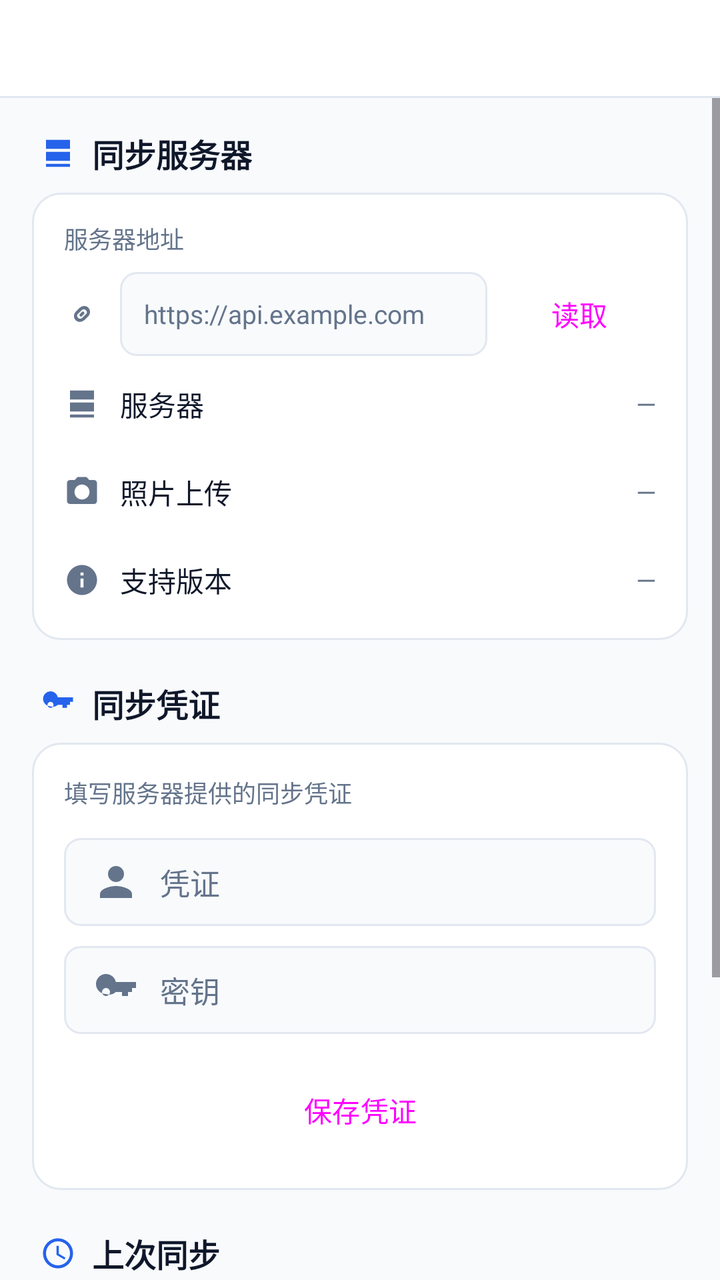
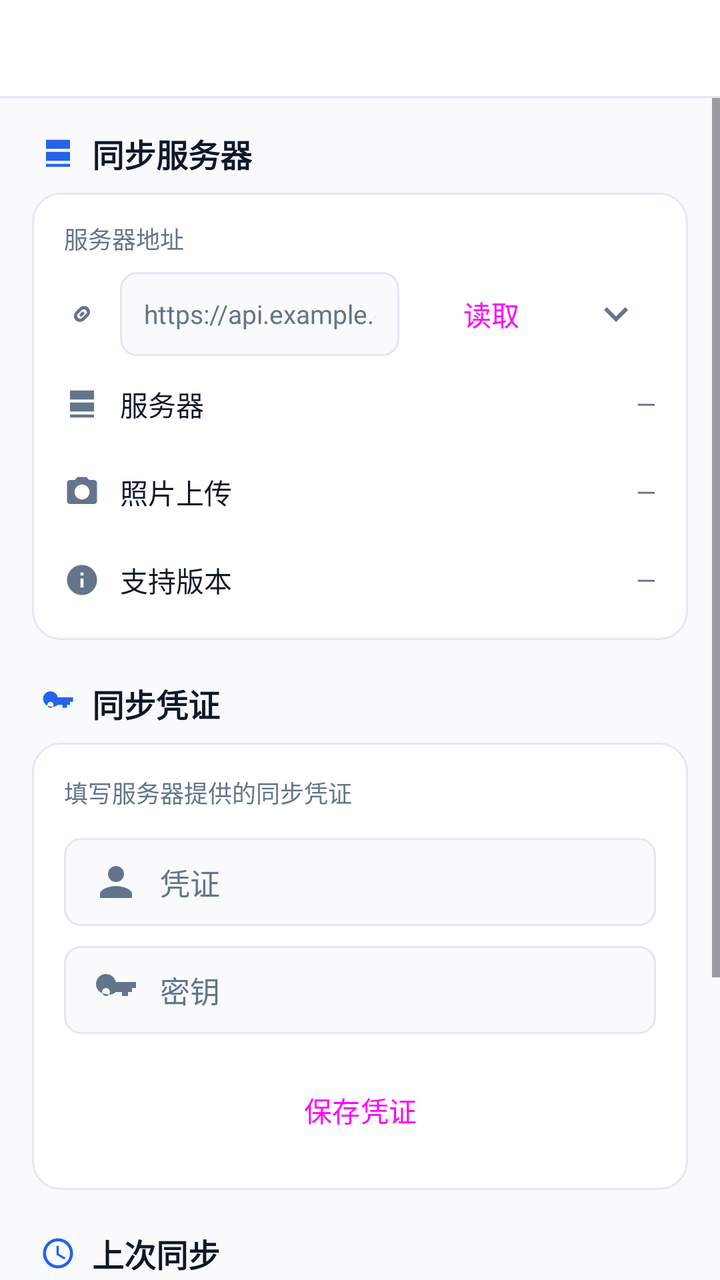

Compare the two renders of this Android layout. The source of the first and the diff that turns it into the second are given below.
<!-- AndroidManifest.xml: application theme Theme.CityFootprint -->
<!-- res/layout/activity_sync.xml -->
<?xml version="1.0" encoding="utf-8"?>
<LinearLayout xmlns:android="http://schemas.android.com/apk/res/android"
    xmlns:app="http://schemas.android.com/apk/res-auto"
    android:layout_width="match_parent"
    android:layout_height="match_parent"
    android:background="@color/bg"
    android:orientation="vertical">

    <include
        android:id="@+id/topBar"
        layout="@layout/view_top_bar"
        android:layout_width="match_parent"
        android:layout_height="wrap_content" />

    <ScrollView
        android:id="@+id/scroll"
        android:layout_width="match_parent"
        android:layout_height="0dp"
        android:layout_weight="1">

        <LinearLayout
            android:layout_width="match_parent"
            android:layout_height="wrap_content"
            android:orientation="vertical"
            android:padding="16dp">

            
            <LinearLayout
                android:layout_width="match_parent"
                android:layout_height="wrap_content"
                android:gravity="center_vertical"
                android:paddingStart="4dp"
                android:paddingBottom="8dp">

                <ImageView
                    android:layout_width="18dp"
                    android:layout_height="18dp"
                    android:contentDescription="@null"
                    android:src="@drawable/ic_server"
                    app:tint="@color/accent" />

                <TextView
                    android:layout_width="wrap_content"
                    android:layout_height="wrap_content"
                    android:layout_marginStart="8dp"
                    android:text="@string/sync_server_title"
                    android:textColor="@color/fg"
                    android:textSize="16sp"
                    android:textStyle="bold" />
            </LinearLayout>

            <LinearLayout
                android:layout_width="match_parent"
                android:layout_height="wrap_content"
                android:background="@drawable/bg_card"
                android:orientation="vertical"
                android:paddingTop="14dp"
                android:paddingBottom="8dp">

                <TextView
                    android:layout_width="match_parent"
                    android:layout_height="wrap_content"
                    android:paddingStart="16dp"
                    android:paddingEnd="16dp"
                    android:text="@string/sync_server_address"
                    android:textColor="@color/text_secondary"
                    android:textSize="12sp" />

                <LinearLayout
                    android:layout_width="match_parent"
                    android:layout_height="wrap_content"
                    android:gravity="center_vertical"
                    android:orientation="horizontal"
                    android:paddingStart="16dp"
                    android:paddingEnd="16dp"
                    android:paddingTop="6dp">

                    <ImageView
                        android:layout_width="18dp"
                        android:layout_height="18dp"
                        android:contentDescription="@null"
                        android:src="@drawable/ic_link"
                        app:tint="@color/text_tertiary" />

                    <EditText
                        android:id="@+id/inputServer"
                        android:layout_width="0dp"
                        android:layout_height="42dp"
                        android:layout_marginStart="10dp"
                        android:layout_weight="1"
                        android:background="@drawable/bg_input_box"
                        android:hint="https://api.example.com"
                        android:inputType="textUri"
                        android:maxLines="1"
                        android:paddingStart="12dp"
                        android:paddingEnd="12dp"
                        android:textColor="@color/fg"
                        android:textColorHint="@color/text_tertiary"
                        android:textSize="13sp" />

                    <Button
                        android:id="@+id/btnFetchServer"
                        style="?attr/materialButtonOutlinedStyle"
                        android:layout_width="wrap_content"
                        android:layout_height="46dp"
                        android:layout_marginStart="8dp"
                        android:minWidth="64dp"
                        android:text="@string/sync_server_fetch" />
                </LinearLayout>

                <LinearLayout
                    android:layout_width="match_parent"
                    android:layout_height="44dp"
                    android:gravity="center_vertical"
                    android:orientation="horizontal"
                    android:paddingStart="16dp"
                    android:paddingEnd="16dp">

                    <ImageView
                        android:layout_width="18dp"
                        android:layout_height="18dp"
                        android:contentDescription="@null"
                        android:src="@drawable/ic_server"
                        app:tint="@color/text_tertiary" />

                    <TextView
                        android:layout_width="0dp"
                        android:layout_height="wrap_content"
                        android:layout_marginStart="10dp"
                        android:layout_weight="1"
                        android:text="@string/sync_server_name"
                        android:textColor="@color/fg"
                        android:textSize="14sp" />

                    <TextView
                        android:id="@+id/textServerName"
                        android:layout_width="wrap_content"
                        android:layout_height="wrap_content"
                        android:text="—"
                        android:textColor="@color/text_secondary"
                        android:textSize="13sp" />
                </LinearLayout>

                <LinearLayout
                    android:layout_width="match_parent"
                    android:layout_height="44dp"
                    android:gravity="center_vertical"
                    android:orientation="horizontal"
                    android:paddingStart="16dp"
                    android:paddingEnd="16dp">

                    <ImageView
                        android:layout_width="18dp"
                        android:layout_height="18dp"
                        android:contentDescription="@null"
                        android:src="@drawable/ic_camera"
                        app:tint="@color/text_tertiary" />

                    <TextView
                        android:layout_width="0dp"
                        android:layout_height="wrap_content"
                        android:layout_marginStart="10dp"
                        android:layout_weight="1"
                        android:text="@string/sync_photo_support"
                        android:textColor="@color/fg"
                        android:textSize="14sp" />

                    <TextView
                        android:id="@+id/textPhotoSupport"
                        android:layout_width="wrap_content"
                        android:layout_height="wrap_content"
                        android:text="—"
                        android:textColor="@color/text_secondary"
                        android:textSize="13sp" />
                </LinearLayout>

                <LinearLayout
                    android:layout_width="match_parent"
                    android:layout_height="44dp"
                    android:gravity="center_vertical"
                    android:orientation="horizontal"
                    android:paddingStart="16dp"
                    android:paddingEnd="16dp">

                    <ImageView
                        android:layout_width="18dp"
                        android:layout_height="18dp"
                        android:contentDescription="@null"
                        android:src="@drawable/ic_info"
                        app:tint="@color/text_tertiary" />

                    <TextView
                        android:layout_width="0dp"
                        android:layout_height="wrap_content"
                        android:layout_marginStart="10dp"
                        android:layout_weight="1"
                        android:text="@string/sync_server_versions"
                        android:textColor="@color/fg"
                        android:textSize="14sp" />

                    <TextView
                        android:id="@+id/textVersionSupport"
                        android:layout_width="wrap_content"
                        android:layout_height="wrap_content"
                        android:text="—"
                        android:textColor="@color/text_secondary"
                        android:textSize="13sp" />
                </LinearLayout>
            </LinearLayout>

            
            <LinearLayout
                android:layout_width="match_parent"
                android:layout_height="wrap_content"
                android:layout_marginTop="20dp"
                android:gravity="center_vertical"
                android:paddingStart="4dp"
                android:paddingBottom="8dp">

                <ImageView
                    android:layout_width="18dp"
                    android:layout_height="18dp"
                    android:contentDescription="@null"
                    android:src="@drawable/ic_key"
                    app:tint="@color/accent" />

                <TextView
                    android:layout_width="wrap_content"
                    android:layout_height="wrap_content"
                    android:layout_marginStart="8dp"
                    android:text="@string/sync_credential_title"
                    android:textColor="@color/fg"
                    android:textSize="16sp"
                    android:textStyle="bold" />
            </LinearLayout>

            <LinearLayout
                android:layout_width="match_parent"
                android:layout_height="wrap_content"
                android:background="@drawable/bg_card"
                android:orientation="vertical"
                android:padding="16dp">

                <TextView
                    android:layout_width="match_parent"
                    android:layout_height="wrap_content"
                    android:text="@string/sync_credential_hint"
                    android:textColor="@color/text_secondary"
                    android:textSize="12sp" />

                <LinearLayout
                    android:id="@+id/groupLogin"
                    android:layout_width="match_parent"
                    android:layout_height="wrap_content"
                    android:layout_marginTop="14dp"
                    android:orientation="vertical">

                    <EditText
                        android:id="@+id/inputAccount"
                        android:layout_width="match_parent"
                        android:layout_height="44dp"
                        android:autofillHints="username"
                        android:background="@drawable/bg_input_box"
                        android:drawableStart="@drawable/ic_person"
                        android:drawablePadding="10dp"
                        android:drawableTint="@color/text_tertiary"
                        android:hint="@string/sync_credential_id"
                        android:inputType="text"
                        android:paddingStart="14dp"
                        android:paddingEnd="14dp"
                        android:textColor="@color/fg"
                        android:textColorHint="@color/text_tertiary"
                        android:textSize="15sp" />

                    <EditText
                        android:id="@+id/inputPassword"
                        android:layout_width="match_parent"
                        android:layout_height="44dp"
                        android:layout_marginTop="10dp"
                        android:autofillHints="password"
                        android:background="@drawable/bg_input_box"
                        android:drawableStart="@drawable/ic_key"
                        android:drawablePadding="10dp"
                        android:drawableTint="@color/text_tertiary"
                        android:hint="@string/sync_credential_key"
                        android:inputType="textPassword"
                        android:paddingStart="14dp"
                        android:paddingEnd="14dp"
                        android:textColor="@color/fg"
                        android:textColorHint="@color/text_tertiary"
                        android:textSize="15sp" />

                    <Button
                        android:id="@+id/btnLogin"
                        style="?attr/materialButtonOutlinedStyle"
                        android:layout_width="match_parent"
                        android:layout_height="48dp"
                        android:layout_marginTop="14dp"
                        android:text="@string/sync_credential_save" />
                </LinearLayout>

                <LinearLayout
                    android:id="@+id/groupAccount"
                    android:layout_width="match_parent"
                    android:layout_height="wrap_content"
                    android:layout_marginTop="14dp"
                    android:orientation="vertical"
                    android:visibility="gone">

                    <LinearLayout
                        android:layout_width="match_parent"
                        android:layout_height="wrap_content"
                        android:gravity="center_vertical"
                        android:orientation="horizontal">

                        <ImageView
                            android:layout_width="18dp"
                            android:layout_height="18dp"
                            android:contentDescription="@null"
                            android:src="@drawable/ic_person"
                            app:tint="@color/text_tertiary" />

                        <TextView
                            android:id="@+id/textSyncUser"
                            android:layout_width="wrap_content"
                            android:layout_height="wrap_content"
                            android:layout_marginStart="10dp"
                            android:textColor="@color/fg"
                            android:textSize="18sp"
                            android:textStyle="bold" />
                    </LinearLayout>

                    <TextView
                        android:id="@+id/textSyncUuid"
                        android:layout_width="match_parent"
                        android:layout_height="wrap_content"
                        android:layout_marginTop="4dp"
                        android:paddingStart="28dp"
                        android:textColor="@color/text_secondary"
                        android:textSize="12sp" />

                    <Button
                        android:id="@+id/btnLogout"
                        style="?attr/materialButtonOutlinedStyle"
                        android:layout_width="match_parent"
                        android:layout_height="48dp"
                        android:layout_marginTop="14dp"
                        android:text="@string/sync_logout" />
                </LinearLayout>
            </LinearLayout>

            
            <LinearLayout
                android:layout_width="match_parent"
                android:layout_height="wrap_content"
                android:layout_marginTop="20dp"
                android:gravity="center_vertical"
                android:paddingStart="4dp"
                android:paddingBottom="8dp">

                <ImageView
                    android:layout_width="18dp"
                    android:layout_height="18dp"
                    android:contentDescription="@null"
                    android:src="@drawable/ic_clock"
                    app:tint="@color/accent" />

                <TextView
                    android:layout_width="wrap_content"
                    android:layout_height="wrap_content"
                    android:layout_marginStart="8dp"
                    android:text="@string/sync_last_title"
                    android:textColor="@color/fg"
                    android:textSize="16sp"
                    android:textStyle="bold" />
            </LinearLayout>

            <LinearLayout
                android:layout_width="match_parent"
                android:layout_height="wrap_content"
                android:background="@drawable/bg_card"
                android:orientation="vertical"
                android:padding="16dp">

                <LinearLayout
                    android:layout_width="match_parent"
                    android:layout_height="wrap_content"
                    android:gravity="center_vertical"
                    android:orientation="horizontal">

                    <ImageView
                        android:layout_width="18dp"
                        android:layout_height="18dp"
                        android:contentDescription="@null"
                        android:src="@drawable/ic_clock"
                        app:tint="@color/text_tertiary" />

                    <TextView
                        android:id="@+id/textLastSync"
                        android:layout_width="0dp"
                        android:layout_height="wrap_content"
                        android:layout_marginStart="10dp"
                        android:layout_weight="1"
                        android:text="@string/sync_never"
                        android:textColor="@color/fg"
                        android:textSize="14sp" />

                    <ImageView
                        android:layout_width="18dp"
                        android:layout_height="18dp"
                        android:contentDescription="@null"
                        android:src="@drawable/ic_sync"
                        app:tint="@color/text_tertiary" />

                    <TextView
                        android:id="@+id/textLastDetail"
                        android:layout_width="wrap_content"
                        android:layout_height="wrap_content"
                        android:layout_marginStart="6dp"
                        android:textColor="@color/text_secondary"
                        android:textSize="12sp"
                        android:visibility="gone" />
                </LinearLayout>

                <TextView
                    android:layout_width="match_parent"
                    android:layout_height="wrap_content"
                    android:layout_marginTop="10dp"
                    android:text="@string/sync_data_note"
                    android:textColor="@color/text_secondary"
                    android:textSize="12sp" />

                <TextView
                    android:layout_width="match_parent"
                    android:layout_height="wrap_content"
                    android:layout_marginTop="4dp"
                    android:text="@string/sync_auto_note"
                    android:textColor="@color/text_tertiary"
                    android:textSize="12sp" />

                <Button
                    android:id="@+id/btnSyncNow"
                    style="?attr/materialButtonOutlinedStyle"
                    android:layout_width="match_parent"
                    android:layout_height="48dp"
                    android:layout_marginTop="14dp"
                    android:drawableStart="@drawable/ic_sync"
                    android:drawablePadding="8dp"
                    android:enabled="false"
                    android:text="@string/sync_now" />
            </LinearLayout>
        </LinearLayout>
    </ScrollView>
</LinearLayout>
<!-- res/layout/view_top_bar.xml (included above) -->
<?xml version="1.0" encoding="utf-8"?>
<LinearLayout xmlns:android="http://schemas.android.com/apk/res/android"
    style="@style/Widget.App.ShellBand">

    <LinearLayout
        android:layout_width="match_parent"
        android:layout_height="48dp"
        android:gravity="center_vertical"
        android:orientation="horizontal"
        android:paddingStart="16dp"
        android:paddingEnd="16dp">

        <ImageButton
            android:id="@+id/btnBack"
            android:layout_width="36dp"
            android:layout_height="36dp"
            android:layout_marginEnd="10dp"
            android:background="?attr/selectableItemBackgroundBorderless"
            android:contentDescription="@string/common_back"
            android:padding="6dp"
            android:src="@drawable/ic_back"
            android:tint="@color/sidebar_fg"
            android:visibility="gone" />

        <TextView
            android:id="@+id/title"
            android:layout_width="0dp"
            android:layout_height="wrap_content"
            android:layout_weight="1"
            android:ellipsize="end"
            android:maxLines="1"
            android:textColor="@color/sidebar_fg"
            android:textSize="16sp"
            android:textStyle="bold" />

        
        <ImageButton
            android:id="@+id/btnMenu"
            android:layout_width="36dp"
            android:layout_height="36dp"
            android:layout_marginStart="10dp"
            android:background="?attr/selectableItemBackgroundBorderless"
            android:contentDescription="@string/common_add"
            android:padding="6dp"
            android:src="@drawable/ic_add"
            android:tint="@color/sidebar_fg"
            android:visibility="gone" />

        <ImageButton
            android:id="@+id/btnSaveIcon"
            android:layout_width="36dp"
            android:layout_height="36dp"
            android:layout_marginStart="10dp"
            android:background="?attr/selectableItemBackgroundBorderless"
            android:contentDescription="@string/top_save"
            android:padding="6dp"
            android:src="@drawable/ic_floppy"
            android:tint="@color/sidebar_fg"
            android:visibility="gone" />

        
        <ImageButton
            android:id="@+id/btnDelete"
            android:layout_width="36dp"
            android:layout_height="36dp"
            android:layout_marginStart="10dp"
            android:background="?attr/selectableItemBackgroundBorderless"
            android:contentDescription="@string/edit_delete"
            android:padding="6dp"
            android:src="@drawable/ic_delete"
            android:tint="@color/destructive"
            android:visibility="gone" />
    </LinearLayout>

    <View style="@style/Widget.App.ShellDivider" />
</LinearLayout>
<!-- resources referenced by this layout -->
<resources>
  <color name="accent">#2563EB</color>
  <color name="bg">#F8FAFC</color>
  <color name="destructive">#DC2626</color>
  <color name="fg">#0F172A</color>
  <color name="sidebar_fg">#0F172A</color>
  <color name="text_secondary">#64748B</color>
  <color name="text_tertiary">#64748B</color>
  <!-- drawable bg_card (drawable) -->
  <?xml version="1.0" encoding="utf-8"?>
  <shape xmlns:android="http://schemas.android.com/apk/res/android"
      android:shape="rectangle">
      <corners android:radius="14dp" />
      <solid android:color="@color/card" />
      <stroke
          android:width="1dp"
          android:color="@color/border" />
  </shape>
  <string name="common_add">添加</string>
  <string name="common_back">返回</string>
  <string name="edit_delete">删除</string>
  <string name="sync_auto_note">开启后，启动应用或行程、打卡变化时会自动同步。</string>
  <string name="sync_credential_hint">填写服务器提供的同步凭证</string>
  <string name="sync_credential_id">凭证</string>
  <string name="sync_credential_key">密钥</string>
  <string name="sync_credential_save">保存凭证</string>
  <string name="sync_credential_title">同步凭证</string>
  <string name="sync_data_note">行程与手动打卡双向同步；成就、照片和设置不同步。冲突时会弹窗选择保留哪一边。</string>
  <string name="sync_last_title">上次同步</string>
  <string name="sync_logout">退出登录</string>
  <string name="sync_never">尚未同步</string>
  <string name="sync_now">立即同步</string>
  <string name="sync_photo_support">照片上传</string>
  <string name="sync_server_address">服务器地址</string>
  <string name="sync_server_fetch">读取</string>
  <string name="sync_server_name">服务器</string>
  <string name="sync_server_title">同步服务器</string>
  <string name="sync_server_versions">支持版本</string>
  <string name="top_save">保存</string>
  <style name="Widget.App.ShellBand" parent="">
          <item name="android:layout_width">match_parent</item>
          <item name="android:layout_height">wrap_content</item>
          <item name="android:background">@color/sidebar</item>
          <item name="android:orientation">vertical</item>
      </style>
  <style name="Widget.App.ShellDivider" parent="">
          <item name="android:layout_width">match_parent</item>
          <item name="android:layout_height">1dp</item>
          <item name="android:background">@color/sidebar_border</item>
      </style>
  <color name="card">#FFFFFF</color>
  <color name="border">#E2E8F0</color>
  <color name="popover">#F8FAFC</color>
  <color name="sidebar">#FFFFFF</color>
  <color name="sidebar_border">#E2E8F0</color>
  <color name="accent_light">#EFF6FF</color>
  <color name="on_accent">#FFFFFF</color>
  <color name="accent_soft_fg">#1D4ED8</color>
  <color name="muted_fg">#64748B</color>
  <color name="muted">#E2E8F0</color>
  <color name="window_bg_light">#FFFFFF</color>
  <style name="Widget.App.Button" parent="Widget.Material3.Button">
          <item name="cornerRadius">999dp</item>
      </style>
  <style name="Widget.App.PopupMenu" parent="Widget.Material3.PopupMenu">
          <item name="android:popupBackground">@drawable/bg_popup_menu</item>
          
          <item name="dropdownListPreferredItemHeight">52dp</item>
          <item name="android:textAppearanceLargePopupMenu">@style/TextAppearance.App.PopupMenuItem</item>
      </style>
  <style name="TextAppearance.App.PopupMenuItem" parent="TextAppearance.Material3.BodyLarge">
          <item name="android:textColor">@color/fg</item>
          <item name="android:textSize">15sp</item>
      </style>
  <!-- unchanged entries left out for length: 16 -->
</resources>

<!-- the commit's change to res/layout/activity_sync.xml (unified diff, before → after) -->
@@ -106,6 +106,16 @@
                         android:layout_marginStart="8dp"
                         android:minWidth="64dp"
                         android:text="@string/sync_server_fetch" />
+
+                    <ImageButton
+                        android:id="@+id/btnServerHistory"
+                        android:layout_width="40dp"
+                        android:layout_height="40dp"
+                        android:layout_marginStart="4dp"
+                        android:background="?attr/selectableItemBackgroundBorderless"
+                        android:contentDescription="@string/sync_server_history"
+                        android:src="@drawable/ic_arrow_down"
+                        android:tint="@color/text_tertiary" />
                 </LinearLayout>
 
                 <LinearLayout
<!-- resource entries referenced after the edit -->
@@ -17,6 +17,18 @@
           android:width="1dp"
           android:color="@color/border" />
   </shape>
+  <!-- drawable ic_arrow_down (drawable) -->
+  <?xml version="1.0" encoding="utf-8"?>
+  <vector xmlns:android="http://schemas.android.com/apk/res/android"
+      android:width="24dp"
+      android:height="24dp"
+      android:viewportWidth="24"
+      android:viewportHeight="24"
+      android:tint="?attr/colorControlNormal">
+      <path
+          android:fillColor="@android:color/white"
+          android:pathData="M7.41,8.59L12,13.17l4.59,-4.58L18,10l-6,6 -6,-6 1.41,-1.41z" />
+  </vector>
   <string name="common_add">添加</string>
   <string name="common_back">返回</string>
   <string name="edit_delete">删除</string>
@@ -34,6 +46,7 @@
   <string name="sync_photo_support">照片上传</string>
   <string name="sync_server_address">服务器地址</string>
   <string name="sync_server_fetch">读取</string>
+  <string name="sync_server_history">选择服务器</string>
   <string name="sync_server_name">服务器</string>
   <string name="sync_server_title">同步服务器</string>
   <string name="sync_server_versions">支持版本</string>
